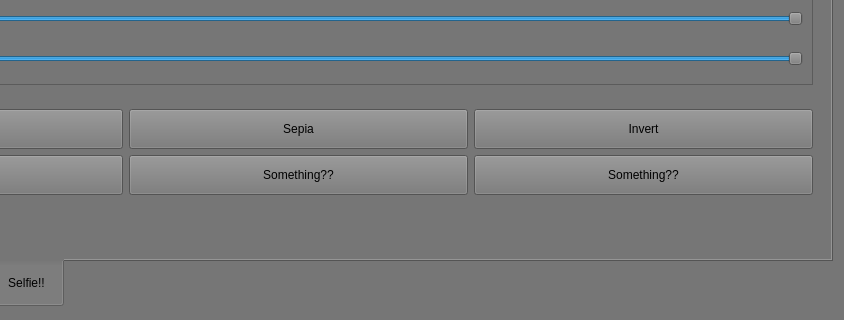
Old version of the form App/ImageRIT/panel.ui in the repository natedileas/ImageRIT; both pictures show x 247 to 1091 and y 468 to 788 of the 1091 by 788 pixel window.
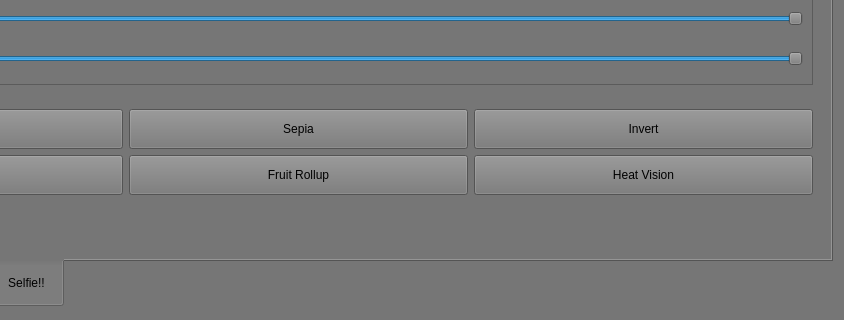
New version of the form. Icons and pictures are not drawn.

Commit message: Finished color stuffs

Diff of the .ui file:
```diff
--- a/App/ImageRIT/panel.ui
+++ b/App/ImageRIT/panel.ui
@@ -1613,7 +1613,7 @@
              <enum>Qt::NoFocus</enum>
             </property>
             <property name="text">
-             <string>Something??</string>
+             <string>Heat Vision</string>
             </property>
            </widget>
           </item>
@@ -1645,7 +1645,7 @@
              <enum>Qt::NoFocus</enum>
             </property>
             <property name="text">
-             <string>Something??</string>
+             <string>Fruit Rollup</string>
             </property>
            </widget>
           </item>
```
The commit also changes 2 other files.
